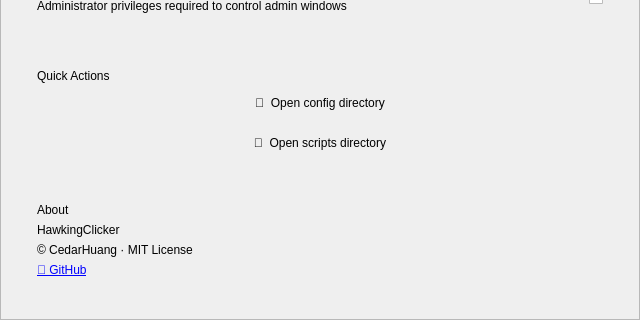
Before: the Qt Designer form src/ui/settings_page.ui in CedarHuang/HawkingClicker, drawn with Qt 5; both pictures show x 0 to 640 and y 200 to 520 of the 640 by 520 pixel window.
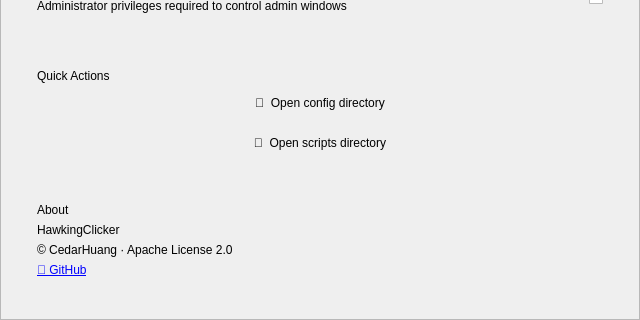
After: the same form once the commit is applied.

Commit message: 修复设置页的错误文案

```diff
--- a/src/ui/settings_page.ui
+++ b/src/ui/settings_page.ui
@@ -428,7 +428,7 @@
           <item>
            <widget class="QLabel" name="aboutCopyright">
             <property name="text">
-             <string notr="true">© CedarHuang · MIT License</string>
+             <string notr="true">© CedarHuang · Apache License 2.0</string>
             </property>
            </widget>
           </item>
```
